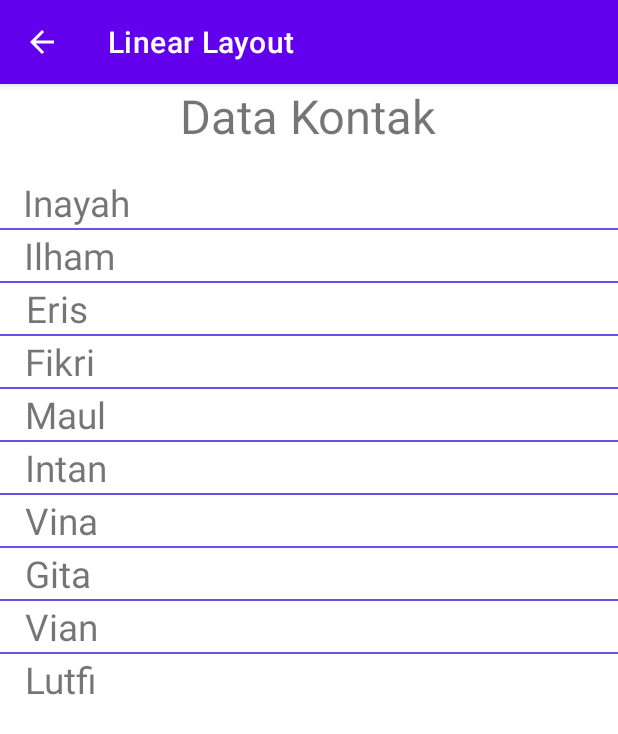
After one commit to Damar-Saputra/UASPAMPENJUALAN, an Android app: the Home_Activity screen opened directly, with no data from a screen before it, on a phone screen of 412 x 824 dp. The commit adds this screen. Shown: the top 734 px of the screen. Run offline under Robolectric (Android 15) with nearby library versions, the phone set to English and light mode, and no system bars.

Commit message:
Activity 5

```diff
--- a/app/src/main/AndroidManifest.xml
+++ b/app/src/main/AndroidManifest.xml
@@ -9,7 +9,11 @@
         android:roundIcon="@mipmap/ic_launcher_round"
         android:supportsRtl="true"
         android:theme="@style/Theme.ConstraintLayout">
-        <activity android:name=".Pendaftaran"></activity>
+        <activity android:name=".ActivityLihatData"
+            android:parentActivityName=".Home_Activity"></activity>
+        <activity android:name=".Home_Activity"
+            android:parentActivityName=".MainActivity"/>
+        <activity android:name=".Pendaftaran" />
         <activity android:name=".ActivityHasil" />
         <activity
             android:name=".ActivityKedua"
--- /dev/null
+++ b/app/src/main/java/com/damarsaputra/constraintlayout/ClassNama.java
@@ -0,0 +1,15 @@
+package com.damarsaputra.constraintlayout;
+
+public class ClassNama {
+    private String Nama;
+
+    public ClassNama(String nama)
+    {
+        this.Nama = nama;
+    }
+
+    public String getNama()
+    {
+        return this.Nama;
+    }
+}
--- /dev/null
+++ b/app/src/main/java/com/damarsaputra/constraintlayout/Home_Activity.java
@@ -0,0 +1,99 @@
+package com.damarsaputra.constraintlayout;
+
+import androidx.appcompat.app.AppCompatActivity;
+
+import android.content.Intent;
+import android.os.Bundle;
+import android.view.MenuItem;
+import android.view.View;
+import android.widget.AdapterView;
+import android.widget.ListView;
+import android.widget.PopupMenu;
+import android.widget.Toast;
+
+import java.util.ArrayList;
+import java.util.Collection;
+
+public class Home_Activity extends AppCompatActivity implements PopupMenu.OnMenuItemClickListener{
+
+    private ListView list;
+
+    private ListViewAdapter adapter;
+
+    String[] listNama;
+
+    public  static ArrayList<ClassNama> classNamaArrayList = new ArrayList<ClassNama>();
+
+//    public static Collection<? extends ClassNama> classNamaArrayList;
+    Bundle bundle = new Bundle();
+
+    Intent intent;
+
+    @Override
+    protected void onCreate(Bundle savedInstanceState) {
+        super.onCreate(savedInstanceState);
+        setContentView(R.layout.activity_home_);
+        listNama = new String[]{"Inayah", "Ilham", "Eris",
+                "Fikri", "Maul", "Intan", "Vina", "Gita",
+                "Vian", "Lutfi"};
+
+        list = findViewById(R.id.listKontak);
+
+        classNamaArrayList = new ArrayList<>();
+
+        for (int i = 0; i < listNama.length; i++)
+        {
+            ClassNama classNama = new ClassNama(listNama[i]);
+
+            classNamaArrayList.add(classNama);
+        }
+
+        adapter = new ListViewAdapter(this);
+
+        list.setAdapter(adapter);
+
+        list.setOnItemClickListener(new AdapterView.OnItemClickListener() {
+            @Override
+            public void onItemClick(AdapterView<?> parent, View view, int position, long id) {
+
+                String nama = classNamaArrayList.get(position).getNama();
+
+                bundle.putString("a",nama.trim());
+
+                PopupMenu pm = new PopupMenu(getApplicationContext(),view);
+
+                pm.setOnMenuItemClickListener(Home_Activity.this);
+
+                pm.inflate(R.menu.popup_menu);
+
+                pm.show();
+
+            }
+        });
+
+    }
+
+    /**
+     * This method will be invoked when a menu item is clicked if the item
+     * itself did not already handle the event.
+     *
+     * @param item the menu item that was clicked
+     * @return {@code true} if the event was handled, {@code false}
+     * otherwise
+     */
+    @Override
+    public boolean onMenuItemClick(MenuItem menuItem) {
+        switch (menuItem.getItemId())
+        {
+            case R.id.mnview:
+                intent = new Intent(getApplicationContext(),ActivityLihatData.class);
+                intent.putExtras(bundle);
+                startActivity(intent);
+                break;
+            case R.id.mnedit:
+                Toast.makeText(getApplicationContext(),"Ini untuk edit kontak", Toast.LENGTH_LONG).show();
+                break;
+        }
+        return false;
+    }
+}
--- /dev/null
+++ b/app/src/main/java/com/damarsaputra/constraintlayout/ListViewAdapter.java
@@ -0,0 +1,68 @@
+package com.damarsaputra.constraintlayout;
+
+import android.content.Context;
+import android.view.LayoutInflater;
+import android.view.View;
+import android.view.ViewGroup;
+import android.widget.BaseAdapter;
+import android.widget.TextView;
+
+import java.util.ArrayList;
+
+public class ListViewAdapter extends BaseAdapter {
+
+    public  ListViewAdapter(Context context){
+        mContext = context;
+
+        inflater = LayoutInflater.from(mContext);
+
+        this.arrayList = new ArrayList<ClassNama>();
+
+        this.arrayList.addAll(Home_Activity.classNamaArrayList);
+
+    }
+    public class ViewHolder{
+        TextView name;
+    }
+
+    Context mContext;
+
+    LayoutInflater inflater;
+
+    private ArrayList<ClassNama> arrayList;
+
+    @Override
+    public int getCount() {
+        return Home_Activity.classNamaArrayList.size();
+    }
+
+    @Override
+    public Object getItem(int i) {
+        return Home_Activity.classNamaArrayList.get(i);
+    }
+
+    @Override
+    public long getItemId(int i) {
+        return i;
+    }
+
+    @Override
+    public View getView(int i, View view, ViewGroup viewGroup) {
+        final ViewHolder holder;
+
+        if (view == null){
+            holder = new ViewHolder();
+
+            view = inflater.inflate(R.layout.item_listview,null);
+
+            holder.name = (TextView) view.findViewById(R.id.tvnama_item);
+
+            view.setTag(holder);
+        } else {
+            holder = (ViewHolder) view.getTag();
+        }
+        holder.name.setText(Home_Activity.classNamaArrayList.get(i).getNama());
+        return view;
+    }
+
+}
--- /dev/null
+++ b/app/src/main/res/layout/activity_home_.xml
@@ -0,0 +1,28 @@
+<?xml version="1.0" encoding="utf-8"?>
+<LinearLayout xmlns:android="http://schemas.android.com/apk/res/android"
+    xmlns:app="http://schemas.android.com/apk/res-auto"
+    xmlns:tools="http://schemas.android.com/tools"
+    android:layout_width="match_parent"
+    android:layout_height="match_parent"
+    android:orientation="vertical"
+    tools:context=".Home_Activity">
+
+    <TextView
+        android:id="@+id/textView7"
+        android:layout_width="wrap_content"
+        android:layout_height="wrap_content"
+        android:text="@string/datakontak"
+        android:layout_gravity="center_horizontal"
+        android:textSize="14pt"
+        />
+
+    <ListView
+        android:layout_marginTop="20dp"
+        android:id="@+id/listKontak"
+        android:layout_width="match_parent"
+        android:layout_height="wrap_content"
+        android:divider="@color/devider"
+        android:dividerHeight="1dp"
+        />
+
+</LinearLayout>
--- /dev/null
+++ b/app/src/main/res/layout/item_listview.xml
@@ -0,0 +1,22 @@
+<?xml version="1.0" encoding="utf-8"?>
+<androidx.constraintlayout.widget.ConstraintLayout
+    xmlns:android="http://schemas.android.com/apk/res/android"
+    xmlns:app="http://schemas.android.com/apk/res-auto"
+    xmlns:tools="http://schemas.android.com/tools"
+    android:layout_width="match_parent"
+    android:layout_height="match_parent">
+
+    <TextView
+        android:id="@+id/tvnama_item"
+        android:layout_width="wrap_content"
+        android:layout_height="wrap_content"
+        android:text="@string/namaitem"
+        android:textSize="11pt"
+        app:layout_constraintBottom_toBottomOf="parent"
+        app:layout_constraintEnd_toEndOf="parent"
+        app:layout_constraintHorizontal_bias="0.046"
+        app:layout_constraintStart_toStartOf="parent"
+        app:layout_constraintTop_toTopOf="parent"
+        app:layout_constraintVertical_bias="0.046"/>
+
+</androidx.constraintlayout.widget.ConstraintLayout>
--- /dev/null
+++ b/app/src/main/res/menu/popup_menu.xml
@@ -0,0 +1,10 @@
+<?xml version="1.0" encoding="utf-8"?>
+<menu xmlns:android="http://schemas.android.com/apk/res/android">
+    <item
+        android:id="@+id/mnview"
+        android:title="@string/lihatdata" />
+    <item
+        android:id="@+id/mnedit"
+        android:title="@string/editdata"/>
+
+</menu>
--- a/app/src/main/res/values/colors.xml
+++ b/app/src/main/res/values/colors.xml
@@ -7,4 +7,5 @@
     <color name="teal_700">#FF018786</color>
     <color name="black">#FF000000</color>
     <color name="white">#FFFFFFFF</color>
+    <color name="devider">#694FEA</color>
 </resources>
--- a/app/src/main/res/values/strings.xml
+++ b/app/src/main/res/values/strings.xml
@@ -16,5 +16,13 @@
     <string name="epass">Masukkan Password</string>
     <string name="erepass">Masukkan Password Kembali</string>
     <string name="ealamat">Masukkan Alamat</string>
+    <string name="lihatdata">Lihat Data</string>
+    <string name="editdata">Edit Data</string>
+    <string name="datakontak">Data Kontak</string>
+    <string name="namaitem">Nama Item</string>
+    <string name="detailkontak">Detail Kontak</string>
+    <string name="nama">Nama</string>
+    <string name="notel">Nomor Telpon</string>
+
 
 </resources>
```
Also changed, not shown: app/src/main/java/com/damarsaputra/constraintlayout/ActivityLihatData.java (added, +67 -0 lines), app/src/main/java/com/damarsaputra/constraintlayout/MainActivity.java (+3 -43 lines), app/src/main/res/layout/activity_lihat_data.xml (added, +75 -0 lines).
